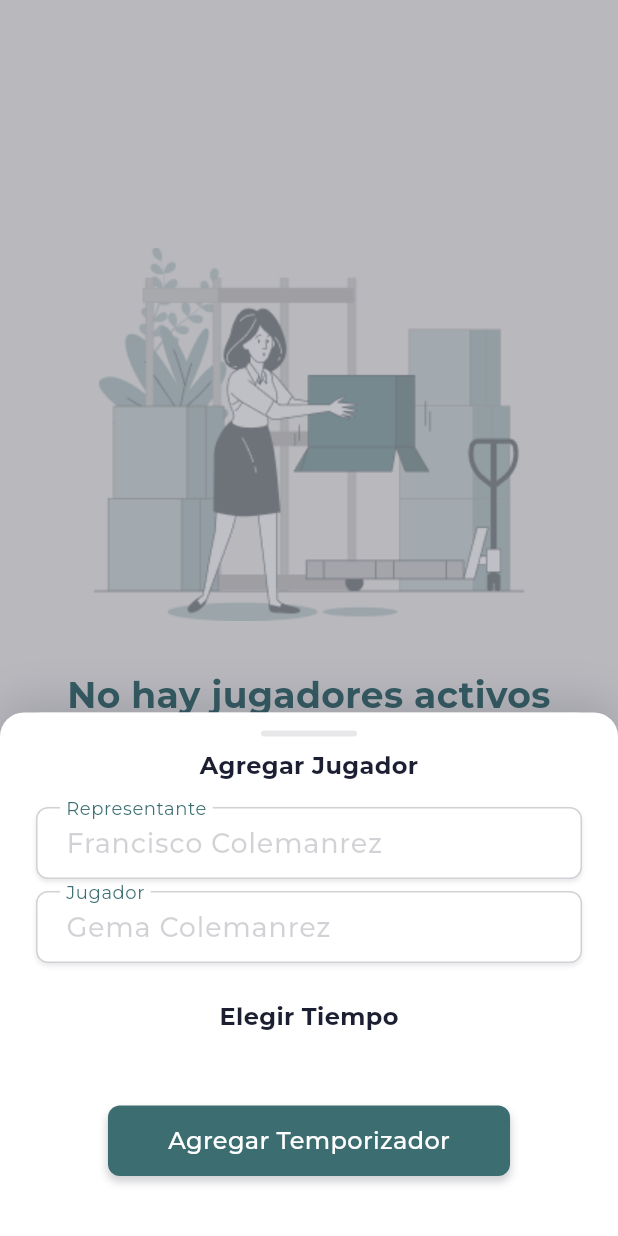
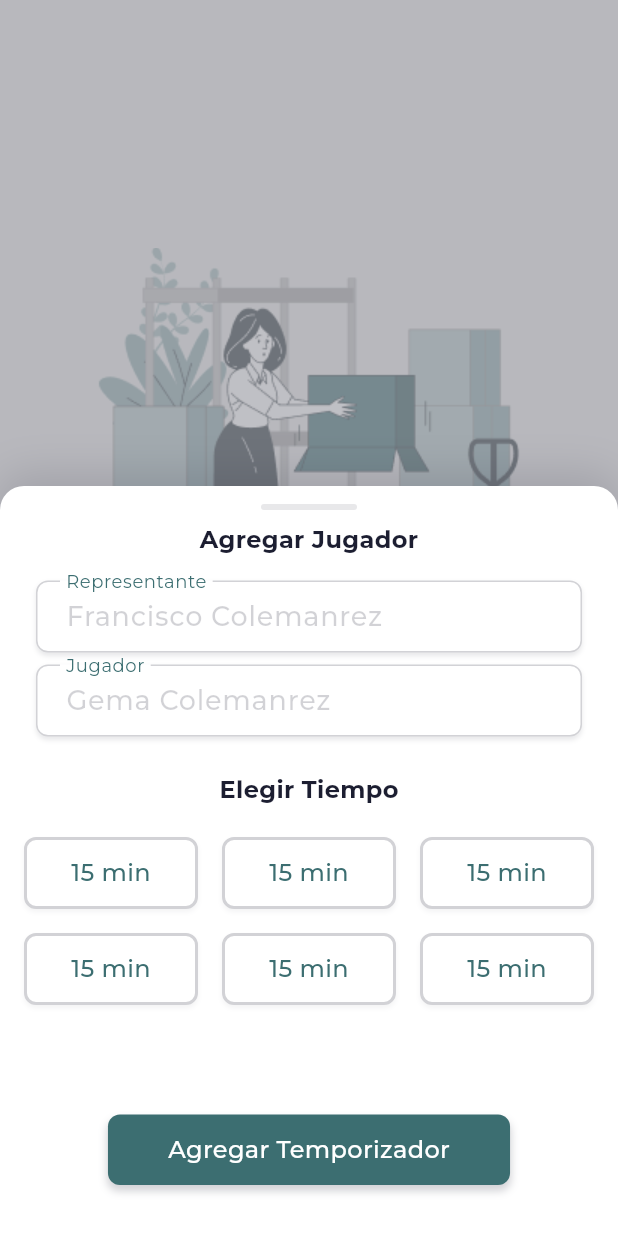
Before and after one commit to jisusDev/play_safe_application, a Flutter app: the screen it shows after launch, after a tap on the "alarm add" icon, on a phone screen of 412 x 824 dp. Run offline on Flutter 3.47's test engine with Material 3 defaults, Android fonts, the phone set to English and light mode, and no system bars; our stand-ins replace flutter_riverpod, percent_indicator; project files that could hold a hidden picture were left out.

Commit message:
create bottomsheet

```diff
--- a/lib/config/text_styles/ps_text_style.dart
+++ b/lib/config/text_styles/ps_text_style.dart
@@ -1,5 +1,4 @@
 import 'package:flutter/material.dart';
-import 'package:play_safe_application/config/colors/ps_appcolor.dart';
 
 class PsTextStyle {
   static const String fontFamily = "Montserrat";
--- a/lib/screens/bottom_sheet_add_player_element.dart
+++ b/lib/screens/bottom_sheet_add_player_element.dart
@@ -1,8 +1,8 @@
 import 'package:flutter/material.dart';
+import 'package:play_safe_application/widgets/widgets.dart';
 import 'package:play_safe_application/config/colors/ps_appcolor.dart';
 import 'package:play_safe_application/config/text_styles/ps_text_style.dart';
 import 'package:play_safe_application/widgets/buttomsheets/ps_bottomsheet_base.dart';
-import 'package:play_safe_application/widgets/widgets.dart';
 
 class BottomSheetAddPlayerElement extends StatelessWidget {
   const BottomSheetAddPlayerElement({super.key});
@@ -10,6 +10,7 @@ class BottomSheetAddPlayerElement extends StatelessWidget {
   @override
   Widget build(BuildContext context) {
     return PsBottomsheetBase(
+      height: 500,
       contentBottomsheet: [
         _titleSection('Agregar Jugador'),
         const PsTextfield(
@@ -23,6 +24,8 @@ class BottomSheetAddPlayerElement extends StatelessWidget {
         ),
         const SizedBox(height: 24),
         _titleSection('Elegir Tiempo'),
+        const _ButtonsTime(),
+        const SizedBox(height: 21),
         const Padding(
           padding: EdgeInsets.symmetric(vertical: 32),
           child: PsButton(
@@ -43,3 +46,29 @@ class BottomSheetAddPlayerElement extends StatelessWidget {
     );
   }
 }
+
+class _ButtonsTime extends StatelessWidget {
+  const _ButtonsTime();
+
+  @override
+  Widget build(BuildContext context) {
+    return Padding(
+      padding: const EdgeInsets.symmetric(horizontal: 16),
+      child: SizedBox(
+        height: 136,
+        child: GridView.builder(
+          gridDelegate: const SliverGridDelegateWithFixedCrossAxisCount(
+            crossAxisCount: 3,
+            crossAxisSpacing: 16,
+            mainAxisSpacing: 8,
+            mainAxisExtent: 56,
+          ),
+          itemCount: 6,
+          itemBuilder: (BuildContext context, int index) {
+            return const PsChip(text: '15 min');
+          },
+        ),
+      ),
+    );
+  }
+}
--- a/lib/widgets/buttomsheets/ps_bottomsheet_base.dart
+++ b/lib/widgets/buttomsheets/ps_bottomsheet_base.dart
@@ -3,14 +3,17 @@ import 'package:play_safe_application/config/colors/ps_appcolor.dart';
 
 class PsBottomsheetBase extends StatelessWidget {
   final List<Widget> contentBottomsheet;
+  final double height;
   const PsBottomsheetBase({
     super.key,
     this.contentBottomsheet = const [],
+    this.height = double.minPositive,
   });
 
   @override
   Widget build(BuildContext context) {
     return Container(
+      height: height,
       width: double.infinity,
       decoration: BoxDecoration(
         color: PsAppcolor.white,
--- a/lib/widgets/ps_chip.dart
+++ b/lib/widgets/ps_chip.dart
@@ -17,6 +17,8 @@ class PsChip extends StatelessWidget {
   Widget build(BuildContext context) {
     return GestureDetector(
       onTap: onTap,
+      child: Padding(
+        padding: EdgeInsets.symmetric(vertical: isActive ? 0 : 4),
         child: Container(
           width: 100,
           height: isActive ? 56 : 48,
@@ -50,6 +52,7 @@ class PsChip extends StatelessWidget {
             ),
           ),
         ),
+      ),
     );
   }
 }
```
Lines whose indentation alone changed are shown as unchanged.
